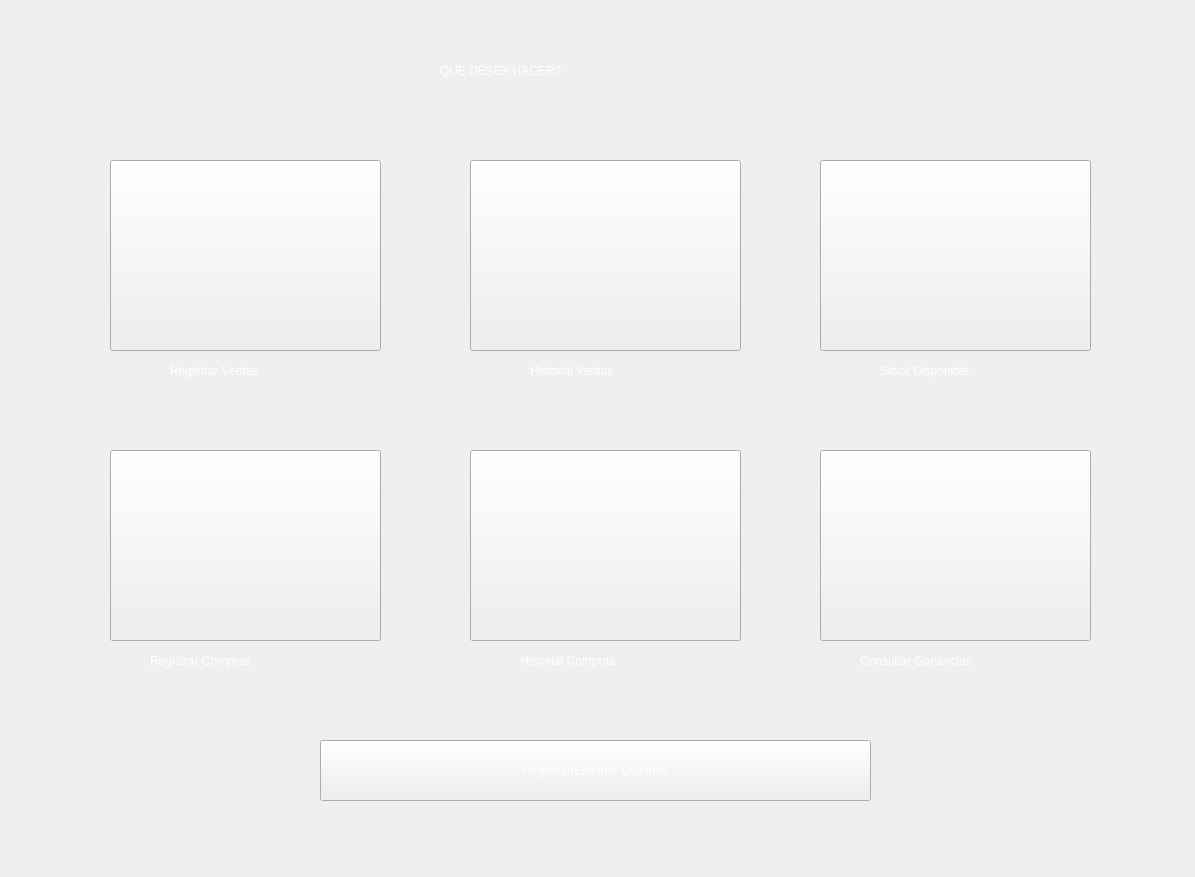
Old version of the form ventanas/ventana_principal_autorizada.ui in the repository LautaroRomero21/Proyecto-CRUD-para-empresa-chica.
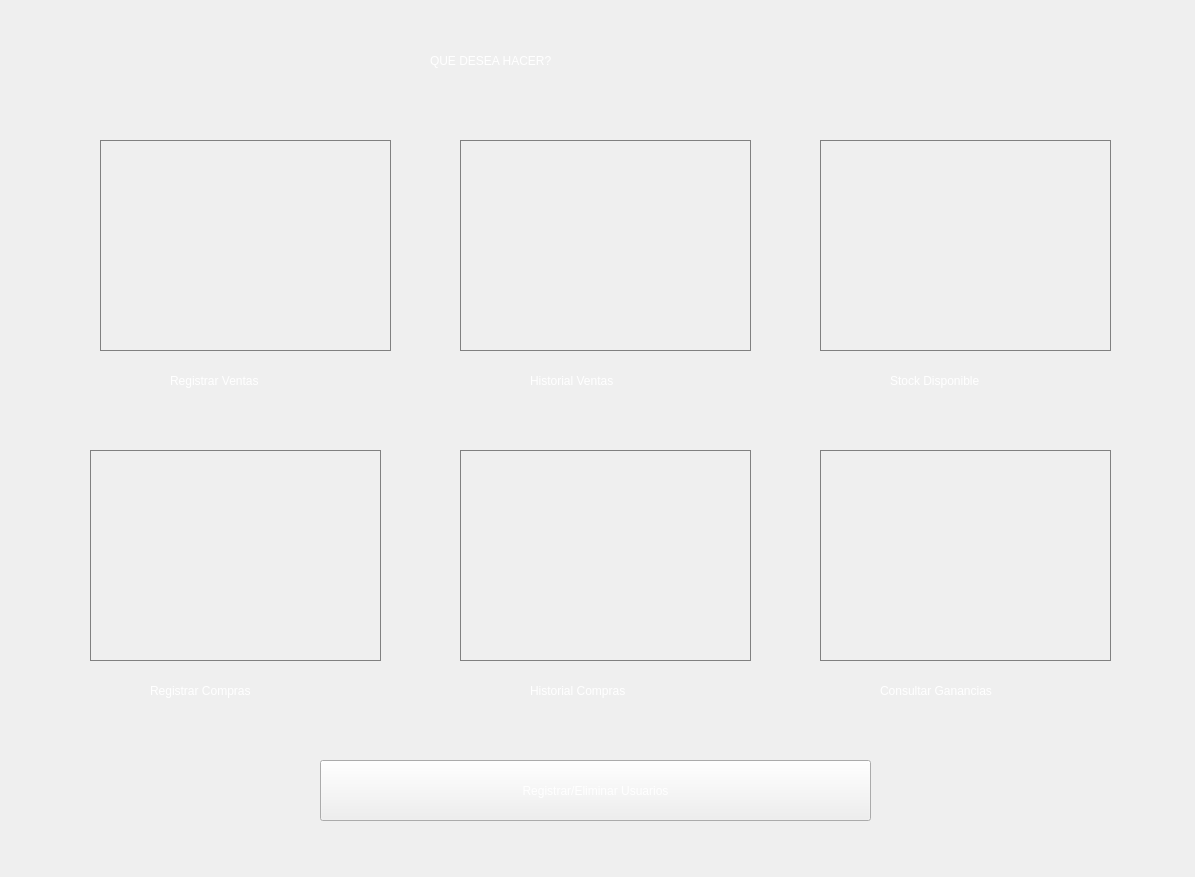
New version of the form. Icons and pictures are not drawn.

Commit message: background historial ventas actualizado

The edit to the form file:
```diff
--- a/ventanas/ventana_principal_autorizada.ui
+++ b/ventanas/ventana_principal_autorizada.ui
@@ -22,34 +22,13 @@
     <height>877</height>
    </size>
   </property>
+  <property name="cursor">
+   <cursorShape>UpArrowCursor</cursorShape>
+  </property>
   <property name="windowTitle">
    <string>Form</string>
   </property>
   <property name="styleSheet">
-   <string notr="true"/>
-  </property>
-  <widget class="QWidget" name="widget" native="true">
-   <property name="geometry">
-    <rect>
-     <x>0</x>
-     <y>0</y>
-     <width>1195</width>
-     <height>877</height>
-    </rect>
-   </property>
-   <property name="minimumSize">
-    <size>
-     <width>1195</width>
-     <height>877</height>
-    </size>
-   </property>
-   <property name="maximumSize">
-    <size>
-     <width>1195</width>
-     <height>877</height>
-    </size>
-   </property>
-   <property name="styleSheet">
     <string notr="true">QLabel{
 font: 57 14pt &quot;Yu Gothic Medium&quot;;
 color: #fff;
@@ -60,44 +39,45 @@
 background-image: url(:/ventana_principal_autorizado/principal_autorizada_background.png);
 }
 QWidget#widget{
-background-image: url(:/ventana_principal_autorizado/principal_autorizada_background.png);}</string>
-   </property>
-   <widget class="QPushButton" name="boton_registrar_ventas">
+background-image: url(:/ventana_principal_autorizado/principal_autorizada_background.png);}
+</string>
+  </property>
+  <widget class="QLabel" name="label_3">
     <property name="geometry">
      <rect>
-      <x>110</x>
-      <y>160</y>
-      <width>271</width>
-      <height>191</height>
+     <x>0</x>
+     <y>0</y>
+     <width>1195</width>
+     <height>877</height>
      </rect>
     </property>
     <property name="minimumSize">
      <size>
-      <width>271</width>
-      <height>191</height>
+     <width>1195</width>
+     <height>877</height>
      </size>
     </property>
     <property name="maximumSize">
      <size>
-      <width>271</width>
-      <height>191</height>
+     <width>1195</width>
+     <height>877</height>
      </size>
     </property>
     <property name="cursor">
-     <cursorShape>PointingHandCursor</cursorShape>
+    <cursorShape>ArrowCursor</cursorShape>
     </property>
     <property name="styleSheet">
-     <string notr="true">background-image: url(:/ventana_principal_autorizado/registrar_ventas.png);</string>
+    <string notr="true">background-image: url(:/ventana_principal_autorizado/principal_autorizada_background.png);</string>
     </property>
     <property name="text">
      <string/>
     </property>
    </widget>
-   <widget class="QLabel" name="label">
+  <widget class="QLabel" name="label_6">
     <property name="geometry">
      <rect>
-      <x>440</x>
-      <y>50</y>
+     <x>430</x>
+     <y>40</y>
       <width>341</width>
       <height>41</height>
      </rect>
@@ -111,166 +91,11 @@
      <string>QUE DESEA HACER?</string>
     </property>
    </widget>
-   <widget class="QPushButton" name="boton_historial_ventas">
-    <property name="geometry">
-     <rect>
-      <x>470</x>
-      <y>160</y>
-      <width>271</width>
-      <height>191</height>
-     </rect>
-    </property>
-    <property name="minimumSize">
-     <size>
-      <width>271</width>
-      <height>191</height>
-     </size>
-    </property>
-    <property name="maximumSize">
-     <size>
-      <width>271</width>
-      <height>191</height>
-     </size>
-    </property>
-    <property name="cursor">
-     <cursorShape>PointingHandCursor</cursorShape>
-    </property>
-    <property name="styleSheet">
-     <string notr="true">background-image: url(:/ventana_principal_autorizado/historial_ventas.png);</string>
-    </property>
-    <property name="text">
-     <string/>
-    </property>
-   </widget>
-   <widget class="QPushButton" name="boton_stock_disponible">
-    <property name="geometry">
-     <rect>
-      <x>820</x>
-      <y>160</y>
-      <width>271</width>
-      <height>191</height>
-     </rect>
-    </property>
-    <property name="minimumSize">
-     <size>
-      <width>271</width>
-      <height>191</height>
-     </size>
-    </property>
-    <property name="maximumSize">
-     <size>
-      <width>271</width>
-      <height>191</height>
-     </size>
-    </property>
-    <property name="cursor">
-     <cursorShape>PointingHandCursor</cursorShape>
-    </property>
-    <property name="styleSheet">
-     <string notr="true">background-image: url(:/ventana_principal_autorizado/stock_disponible.png);</string>
-    </property>
-    <property name="text">
-     <string/>
-    </property>
-   </widget>
-   <widget class="QPushButton" name="boton_historial_compras">
-    <property name="geometry">
-     <rect>
-      <x>470</x>
-      <y>450</y>
-      <width>271</width>
-      <height>191</height>
-     </rect>
-    </property>
-    <property name="minimumSize">
-     <size>
-      <width>271</width>
-      <height>191</height>
-     </size>
-    </property>
-    <property name="maximumSize">
-     <size>
-      <width>271</width>
-      <height>191</height>
-     </size>
-    </property>
-    <property name="cursor">
-     <cursorShape>PointingHandCursor</cursorShape>
-    </property>
-    <property name="styleSheet">
-     <string notr="true">background-image: url(:/ventana_principal_autorizado/historial_compras.png);</string>
-    </property>
-    <property name="text">
-     <string/>
-    </property>
-   </widget>
-   <widget class="QPushButton" name="boton_consultar_ganancias">
-    <property name="geometry">
-     <rect>
-      <x>820</x>
-      <y>450</y>
-      <width>271</width>
-      <height>191</height>
-     </rect>
-    </property>
-    <property name="minimumSize">
-     <size>
-      <width>271</width>
-      <height>191</height>
-     </size>
-    </property>
-    <property name="maximumSize">
-     <size>
-      <width>271</width>
-      <height>191</height>
-     </size>
-    </property>
-    <property name="cursor">
-     <cursorShape>PointingHandCursor</cursorShape>
-    </property>
-    <property name="styleSheet">
-     <string notr="true">background-image: url(:/ventana_principal_autorizado/ganancias.png);</string>
-    </property>
-    <property name="text">
-     <string/>
-    </property>
-   </widget>
-   <widget class="QPushButton" name="boton_registrar_compras">
-    <property name="geometry">
-     <rect>
-      <x>110</x>
-      <y>450</y>
-      <width>271</width>
-      <height>191</height>
-     </rect>
-    </property>
-    <property name="minimumSize">
-     <size>
-      <width>271</width>
-      <height>191</height>
-     </size>
-    </property>
-    <property name="maximumSize">
-     <size>
-      <width>271</width>
-      <height>191</height>
-     </size>
-    </property>
-    <property name="cursor">
-     <cursorShape>PointingHandCursor</cursorShape>
-    </property>
-    <property name="styleSheet">
-     <string notr="true">background-image: url(:/ventana_principal_autorizado/registrar_compras.png);</string>
-    </property>
-    <property name="text">
-     <string/>
-    </property>
-   </widget>
    <widget class="QPushButton" name="boton_usuarios">
     <property name="geometry">
      <rect>
       <x>320</x>
-      <y>740</y>
+     <y>760</y>
       <width>551</width>
       <height>61</height>
      </rect>
@@ -279,33 +104,233 @@
      <cursorShape>PointingHandCursor</cursorShape>
     </property>
     <property name="styleSheet">
-     <string notr="true"/>
+    <string notr="true">background-image: url(:/ventana_principal_autorizado/principal_autorizada_background.png);</string>
     </property>
     <property name="text">
      <string>Registrar/Eliminar Usuarios</string>
     </property>
    </widget>
-   <widget class="QLabel" name="label_4">
+  <widget class="QLabel" name="label_5">
     <property name="geometry">
      <rect>
-      <x>860</x>
-      <y>640</y>
-      <width>191</width>
-      <height>41</height>
+     <x>830</x>
+     <y>460</y>
+     <width>271</width>
+     <height>191</height>
      </rect>
     </property>
     <property name="styleSheet">
-     <string notr="true"/>
+    <string notr="true">background-image: url(:/ventana_principal_autorizado/ganancias.png);</string>
     </property>
     <property name="text">
-     <string>Consultar Ganancias</string>
+    <string/>
+   </property>
+  </widget>
+  <widget class="QLabel" name="label_7">
+   <property name="geometry">
+    <rect>
+     <x>470</x>
+     <y>460</y>
+     <width>271</width>
+     <height>191</height>
+    </rect>
+   </property>
+   <property name="styleSheet">
+    <string notr="true">background-image: url(:/ventana_principal_autorizado/historial_compras.png);</string>
+   </property>
+   <property name="text">
+    <string/>
     </property>
    </widget>
    <widget class="QLabel" name="label_2">
     <property name="geometry">
      <rect>
+     <x>470</x>
+     <y>150</y>
+     <width>271</width>
+     <height>191</height>
+    </rect>
+   </property>
+   <property name="styleSheet">
+    <string notr="true">background-image: url(:/ventana_principal_autorizado/historial_ventas.png);</string>
+   </property>
+   <property name="text">
+    <string/>
+   </property>
+  </widget>
+  <widget class="QLabel" name="label">
+   <property name="geometry">
+    <rect>
+     <x>110</x>
+     <y>150</y>
+     <width>271</width>
+     <height>191</height>
+    </rect>
+   </property>
+   <property name="styleSheet">
+    <string notr="true">background-image: url(:/ventana_principal_autorizado/registrar_ventas.png);</string>
+   </property>
+   <property name="text">
+    <string/>
+   </property>
+  </widget>
+  <widget class="QLabel" name="label_4">
+   <property name="geometry">
+    <rect>
+     <x>830</x>
+     <y>150</y>
+     <width>271</width>
+     <height>191</height>
+    </rect>
+   </property>
+   <property name="styleSheet">
+    <string notr="true">background-image: url(:/ventana_principal_autorizado/stock_disponible.png);</string>
+   </property>
+   <property name="text">
+    <string/>
+   </property>
+  </widget>
+  <widget class="QLabel" name="label_8">
+   <property name="geometry">
+    <rect>
+     <x>100</x>
+     <y>460</y>
+     <width>271</width>
+     <height>191</height>
+    </rect>
+   </property>
+   <property name="styleSheet">
+    <string notr="true">background-image: url(:/ventana_principal_autorizado/registrar_compras.png);</string>
+   </property>
+   <property name="text">
+    <string/>
+   </property>
+  </widget>
+  <widget class="QPushButton" name="boton_registrar_ventas">
+   <property name="geometry">
+    <rect>
+     <x>100</x>
+     <y>140</y>
+     <width>291</width>
+     <height>211</height>
+    </rect>
+   </property>
+   <property name="cursor">
+    <cursorShape>PointingHandCursor</cursorShape>
+   </property>
+   <property name="styleSheet">
+    <string notr="true">background:transparent;
+border: 1px solid grey</string>
+   </property>
+   <property name="text">
+    <string/>
+   </property>
+  </widget>
+  <widget class="QPushButton" name="boton_historial_ventas">
+   <property name="geometry">
+    <rect>
+     <x>460</x>
+     <y>140</y>
+     <width>291</width>
+     <height>211</height>
+    </rect>
+   </property>
+   <property name="cursor">
+    <cursorShape>PointingHandCursor</cursorShape>
+   </property>
+   <property name="styleSheet">
+    <string notr="true">background:transparent;
+border: 1px solid grey</string>
+   </property>
+   <property name="text">
+    <string/>
+   </property>
+  </widget>
+  <widget class="QPushButton" name="boton_stock_disponible">
+   <property name="geometry">
+    <rect>
+     <x>820</x>
+     <y>140</y>
+     <width>291</width>
+     <height>211</height>
+    </rect>
+   </property>
+   <property name="cursor">
+    <cursorShape>PointingHandCursor</cursorShape>
+   </property>
+   <property name="styleSheet">
+    <string notr="true">background:transparent;
+border: 1px solid grey</string>
+   </property>
+   <property name="text">
+    <string/>
+   </property>
+  </widget>
+  <widget class="QPushButton" name="boton_consultar_ganancias">
+   <property name="geometry">
+    <rect>
+     <x>820</x>
+     <y>450</y>
+     <width>291</width>
+     <height>211</height>
+    </rect>
+   </property>
+   <property name="cursor">
+    <cursorShape>PointingHandCursor</cursorShape>
+   </property>
+   <property name="styleSheet">
+    <string notr="true">background:transparent;
+border: 1px solid grey</string>
+   </property>
+   <property name="text">
+    <string/>
+   </property>
+  </widget>
+  <widget class="QPushButton" name="boton_historial_compras">
+   <property name="geometry">
+    <rect>
+     <x>460</x>
+     <y>450</y>
+     <width>291</width>
+     <height>211</height>
+    </rect>
+   </property>
+   <property name="cursor">
+    <cursorShape>PointingHandCursor</cursorShape>
+   </property>
+   <property name="styleSheet">
+    <string notr="true">background:transparent;
+border: 1px solid grey</string>
+   </property>
+   <property name="text">
+    <string/>
+   </property>
+  </widget>
+  <widget class="QPushButton" name="boton_registrar_compras">
+   <property name="geometry">
+    <rect>
+     <x>90</x>
+     <y>450</y>
+     <width>291</width>
+     <height>211</height>
+    </rect>
+   </property>
+   <property name="cursor">
+    <cursorShape>PointingHandCursor</cursorShape>
+   </property>
+   <property name="styleSheet">
+    <string notr="true">background:transparent;
+border: 1px solid grey</string>
+   </property>
+   <property name="text">
+    <string/>
+   </property>
+  </widget>
+  <widget class="QLabel" name="label_9">
+   <property name="geometry">
+    <rect>
       <x>170</x>
-      <y>350</y>
+     <y>360</y>
       <width>151</width>
       <height>41</height>
      </rect>
@@ -317,12 +342,12 @@
      <string>Registrar Ventas</string>
     </property>
    </widget>
-   <widget class="QLabel" name="label_6">
+  <widget class="QLabel" name="label_11">
     <property name="geometry">
      <rect>
       <x>530</x>
-      <y>350</y>
-      <width>141</width>
+     <y>360</y>
+     <width>151</width>
       <height>41</height>
      </rect>
     </property>
@@ -333,11 +358,11 @@
      <string>Historial Ventas</string>
     </property>
    </widget>
-   <widget class="QLabel" name="label_7">
+  <widget class="QLabel" name="label_13">
     <property name="geometry">
      <rect>
-      <x>880</x>
-      <y>350</y>
+     <x>890</x>
+     <y>360</y>
       <width>161</width>
       <height>41</height>
      </rect>
@@ -349,11 +374,11 @@
      <string>Stock Disponible</string>
     </property>
    </widget>
-   <widget class="QLabel" name="label_8">
+  <widget class="QLabel" name="label_10">
     <property name="geometry">
      <rect>
       <x>150</x>
-      <y>640</y>
+     <y>670</y>
       <width>181</width>
       <height>41</height>
      </rect>
@@ -365,12 +390,12 @@
      <string>Registrar Compras</string>
     </property>
    </widget>
-   <widget class="QLabel" name="label_9">
+  <widget class="QLabel" name="label_12">
     <property name="geometry">
      <rect>
-      <x>520</x>
-      <y>640</y>
-      <width>171</width>
+     <x>530</x>
+     <y>670</y>
+     <width>161</width>
       <height>41</height>
      </rect>
     </property>
@@ -381,6 +406,21 @@
      <string>Historial Compras</string>
     </property>
    </widget>
+  <widget class="QLabel" name="label_14">
+   <property name="geometry">
+    <rect>
+     <x>880</x>
+     <y>670</y>
+     <width>191</width>
+     <height>41</height>
+    </rect>
+   </property>
+   <property name="styleSheet">
+    <string notr="true"/>
+   </property>
+   <property name="text">
+    <string>Consultar Ganancias</string>
+   </property>
   </widget>
  </widget>
  <resources>
```
Lines whose indentation alone changed are shown as unchanged. The commit also changes 24 other files.
